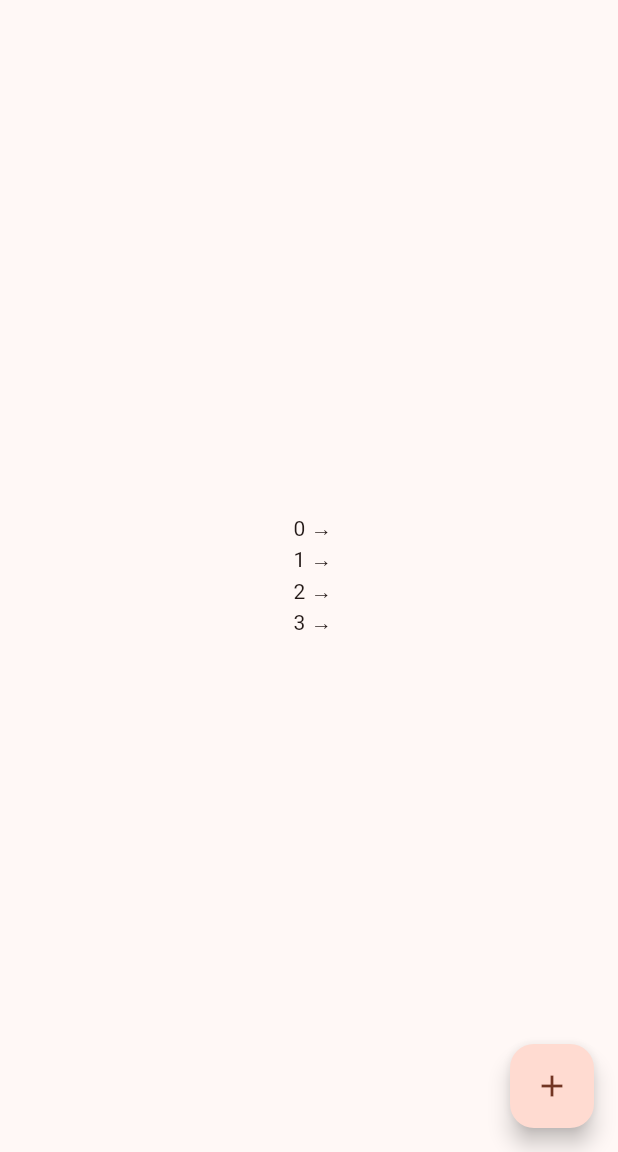
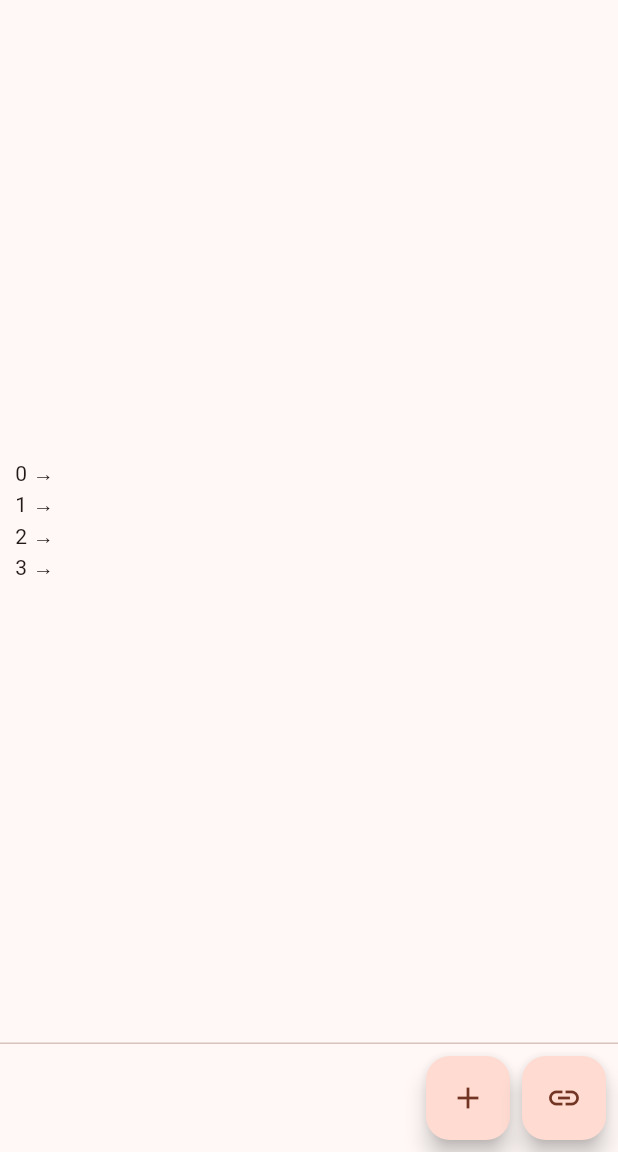
Before and after one commit to RonoITU/flutter-chainz-demo, a Flutter app: the screen it shows after launch, on a phone screen of 412 x 824 dp, the part 84-1236 px from its top. Run offline on Flutter 3.47's test engine with Material 3 defaults, Android fonts, the light colour scheme and no system bars.

Commit message:
Added buttons.

```diff
--- a/lib/main.dart
+++ b/lib/main.dart
@@ -65,11 +65,18 @@ class _HashTableDemoState extends State<HashTableDemo> {
           children: _getChainBody(),
         ),
       ),
-      floatingActionButton: FloatingActionButton(
-        onPressed: _addNextInteger,
-        tooltip: 'Increment',
-        child: const Icon(Icons.add),
-      ),
+      persistentFooterButtons: [
+        FloatingActionButton(
+          onPressed: _addNextInteger,
+          tooltip: 'Add integer',
+          child: const Icon(Icons.add),
+        ),
+        FloatingActionButton(
+          onPressed: _addNextInteger,
+          tooltip: 'Add chain',
+          child: const Icon(Icons.link),
+        ),
+      ],
     );
   }
 }
@@ -92,7 +99,8 @@ class SearchChain extends StatelessWidget {
 
   @override
   Widget build(BuildContext context) {
-    return Center(
+    return Align(
+        alignment: Alignment.centerLeft,
         child: ListenableBuilder(
             listenable: model,
             builder: (BuildContext context, Widget? child) {
```
